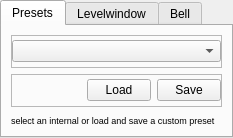
MITK/MITK, file Modules/QmitkExt/QmitkTransferFunctionGeneratorWidget.ui: the form before one commit.
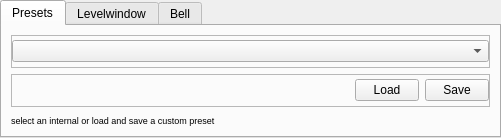
The form after the commit. Icons and pictures are not drawn. Custom widgets are drawn as their Qt base class.

```diff
--- a/Modules/QmitkExt/QmitkTransferFunctionGeneratorWidget.ui
+++ b/Modules/QmitkExt/QmitkTransferFunctionGeneratorWidget.ui
@@ -5,8 +5,8 @@
   <property name="geometry">
    <rect>
     <x>0</x>
-    <y>91</y>
-    <width>233</width>
+    <y>92</y>
+    <width>501</width>
     <height>136</height>
    </rect>
   </property>
```
Left out of the diff: 24 changed lines with no effect on the pictures.
